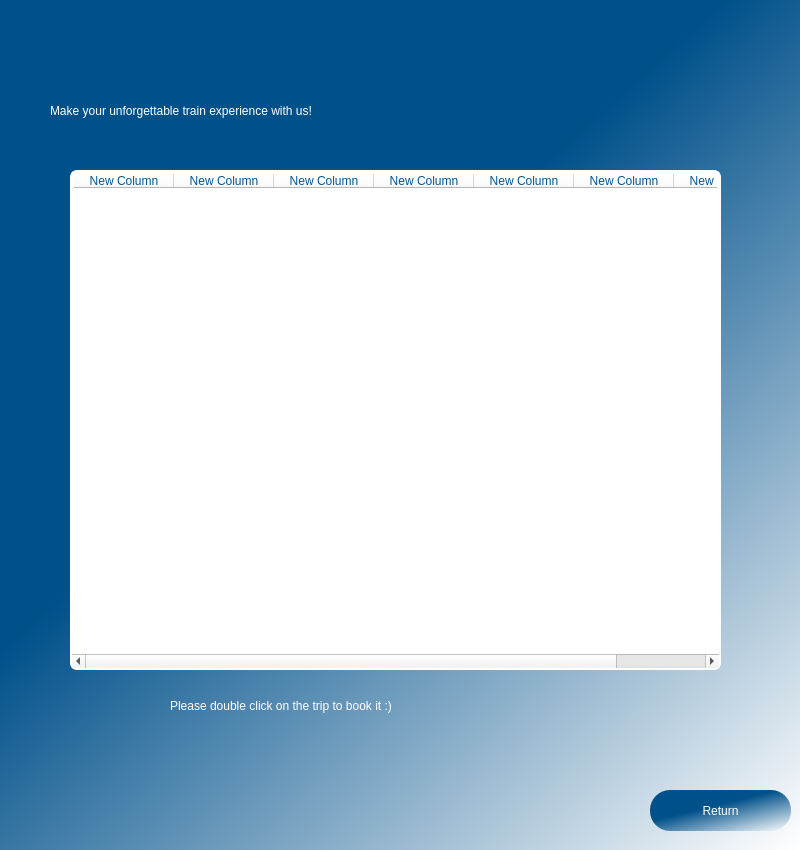
kareemsakkary/TrainBookingSystem, file ui/ShowTrips.ui: the form before one commit.
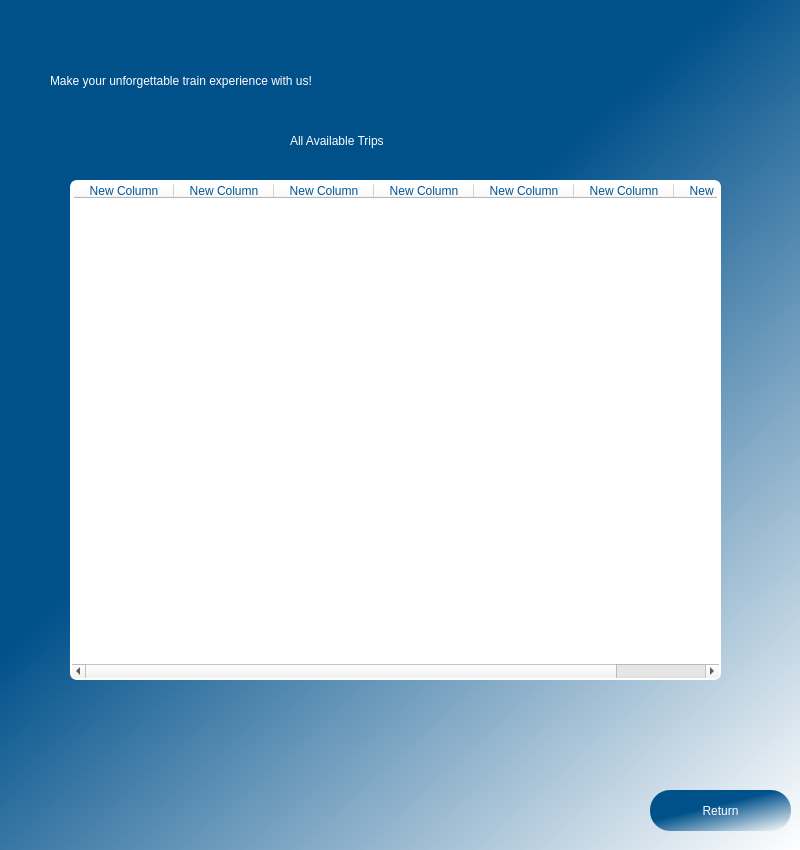
The form after the commit.

Patch:
```diff
--- a/ui/ShowTrips.ui
+++ b/ui/ShowTrips.ui
@@ -59,7 +59,7 @@
     <property name="geometry">
      <rect>
       <x>70</x>
-      <y>170</y>
+      <y>180</y>
       <width>651</width>
       <height>500</height>
      </rect>
@@ -145,7 +145,7 @@
     <property name="geometry">
      <rect>
       <x>50</x>
-      <y>80</y>
+      <y>50</y>
       <width>721</width>
       <height>61</height>
      </rect>
@@ -172,7 +172,24 @@
 color: rgb(255, 255, 255);</string>
     </property>
     <property name="text">
-     <string>Please double click on the trip to book it :)</string>
+     <string/>
+    </property>
+   </widget>
+   <widget class="QLabel" name="label">
+    <property name="geometry">
+     <rect>
+      <x>290</x>
+      <y>120</y>
+      <width>231</width>
+      <height>41</height>
+     </rect>
+    </property>
+    <property name="styleSheet">
+     <string notr="true">font: 15pt &quot;Sitka Heading Semibold&quot;;
+color: rgb(255, 255, 255);</string>
+    </property>
+    <property name="text">
+     <string>All Available Trips</string>
     </property>
    </widget>
   </widget>
```
